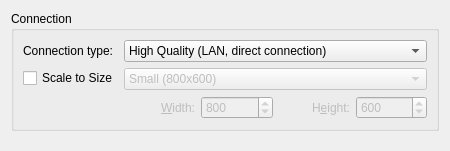
Before: the Qt Designer form vnc/vncpreferences.ui in KDE/krdc, drawn with Qt 5.
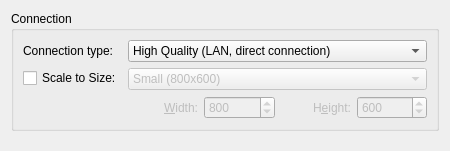
After: the same form once the commit is applied. Custom widgets are drawn as their Qt base class.

Commit message: Make VNC scaling and resolution default settings work similar to RDP.  We need some shared code here.

```diff
--- a/vnc/vncpreferences.ui
+++ b/vnc/vncpreferences.ui
@@ -60,7 +60,7 @@
         <item>
          <widget class="QCheckBox" name="kcfg_Scaling">
           <property name="text">
-           <string>Scale to Size</string>
+           <string>Scale to Size:</string>
           </property>
          </widget>
         </item>
```
The commit also changes 1 other file.
